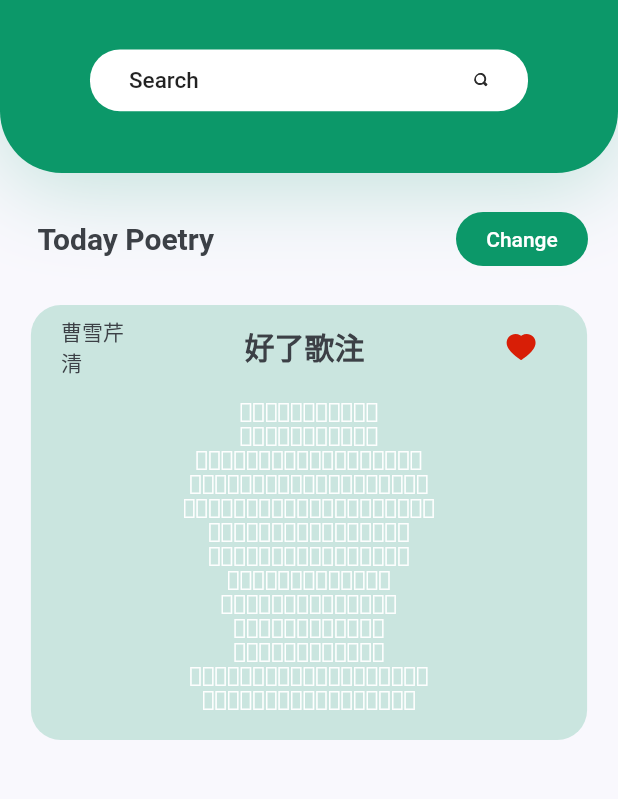
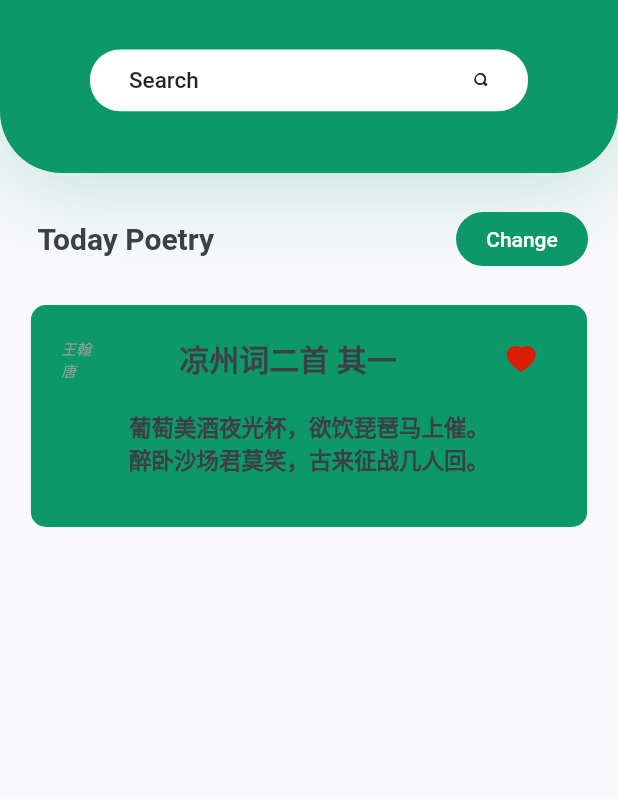
Before and after one commit to dmrasf/Verses, a Flutter app: the screen it shows after launch, on a phone screen of 412 x 824 dp, the part 220-1019 px from its top. Run offline on Flutter 3.47's test engine with Material 2 defaults, Android fonts, the phone set to English and light mode, and no system bars; our stand-ins replace flutter_svg.

Commit message:
Versec: poetry card

```diff
--- /dev/null
+++ b/lib/screens/home/components/poetry_card.dart
@@ -0,0 +1,103 @@
+import 'package:flutter/material.dart';
+import 'package:Verses/contants.dart';
+
+import 'package:flutter_svg/flutter_svg.dart';
+
+class PoetryCard extends StatelessWidget {
+  const PoetryCard({Key key, @required this.poetry}) : super(key: key);
+
+  final Map<String, dynamic> poetry;
+
+  List<InlineSpan> getContent() {
+    List<InlineSpan> contents = List<InlineSpan>();
+    String content = poetry["内容"];
+    String pattern = "。：？；！";
+    List<String> lines = List<String>();
+    String line = "";
+
+    for (var i = 0, len = content.length; i < len; ++i) {
+      if (pattern.contains(content[i])) {
+        lines.add(line + content[i] + "\n");
+        line = "";
+      } else {
+        line = line + content[i];
+      }
+    }
+
+    for (var i = 0, len = lines.length; i < len; ++i) {
+      contents.add(TextSpan(
+        text: lines[i],
+        style: TextStyle(
+          color: kTextColor,
+          fontSize: 15,
+          fontWeight: FontWeight.bold,
+        ),
+      ));
+    }
+
+    return contents;
+  }
+
+  void press() {}
+
+  @override
+  Widget build(BuildContext context) {
+    Size size = MediaQuery.of(context).size;
+    return Container(
+      margin: EdgeInsets.only(bottom: kDefaultPadding * 0.5),
+      padding: EdgeInsets.symmetric(
+        horizontal: kDefaultPadding,
+        vertical: kDefaultPadding * 0.6,
+      ),
+      width: size.width * 0.9,
+      child: Column(
+        children: [
+          Row(
+            children: [
+              RichText(
+                text: TextSpan(
+                  text: "${poetry['作者']}\n${poetry['朝代']}",
+                  style: TextStyle(
+                    fontSize: 10,
+                    fontStyle: FontStyle.italic,
+                    color: Colors.grey,
+                  ),
+                ),
+              ),
+              Spacer(),
+              Text(
+                "${poetry['题目']}",
+                style: TextStyle(
+                  fontSize: 20,
+                  fontWeight: FontWeight.bold,
+                ),
+              ),
+              Spacer(),
+              IconButton(
+                onPressed: press,
+                icon: SvgPicture.asset(
+                  "assets/icons/heart.svg",
+                  height: 20,
+                  width: 20,
+                ),
+              ),
+            ],
+          ),
+          Container(
+            padding: EdgeInsets.only(top: kDefaultPadding * 0.5),
+            child: RichText(
+              textAlign: TextAlign.center,
+              text: TextSpan(
+                children: getContent(),
+              ),
+            ),
+          ),
+        ],
+      ),
+      decoration: BoxDecoration(
+        color: kPirmaryColor,
+        borderRadius: BorderRadius.circular(10),
+      ),
+    );
+  }
+}
--- a/lib/screens/home/home_screen.dart
+++ b/lib/screens/home/home_screen.dart
@@ -1,7 +1,9 @@
 import 'package:flutter/material.dart';
 import 'package:Verses/contants.dart';
 import 'package:Verses/screens/home/components/title_and_search.dart';
+import 'package:Verses/screens/home/components/poetry_card.dart';
 import 'package:Verses/screens/home/components/today_and_more.dart';
+import 'dart:convert';
 
 import 'package:flutter_svg/flutter_svg.dart';
 
@@ -23,7 +25,10 @@ class HomeScreen extends StatelessWidget {
 
   @override
   Widget build(BuildContext context) {
-    Size size = MediaQuery.of(context).size;
+    String poetry =
+        '{ "题目": "凉州词二首 其一", "朝代": "唐", "作者": "王翰", "内容": "葡萄美酒夜光杯，欲饮琵琶马上催。醉卧沙场君莫笑，古来征战几人回。" }';
+
+    Map<String, dynamic> poe = json.decode(poetry);
     return Scaffold(
         appBar: buildAppBar(),
         body: SingleChildScrollView(
@@ -32,71 +37,7 @@ class HomeScreen extends StatelessWidget {
               children: [
                 TitleAndSearch(),
                 TodayPoetryAndMore(),
-                Container(
-                  padding: EdgeInsets.symmetric(
-                    horizontal: kDefaultPadding,
-                    vertical: kDefaultPadding * 0.2,
-                  ),
-                  width: size.width * 0.9,
-                  child: Column(
-                    children: [
-                      Row(
-                        children: [
-                          RichText(
-                            text: TextSpan(
-                              text: "曹雪芹\n清",
-                              style: Theme.of(context).textTheme.button,
-                            ),
-                          ),
-                          Spacer(),
-                          Text(
-                            "好了歌注",
-                            style: TextStyle(
-                              fontSize: 20,
-                              fontWeight: FontWeight.bold,
-                            ),
-                          ),
-                          Spacer(),
-                          IconButton(
-                            onPressed: () {},
-                            icon: SvgPicture.asset(
-                              "assets/icons/heart.svg",
-                              height: 20,
-                              width: 20,
-                            ),
-                          ),
-                        ],
-                      ),
-                      Container(
-                        padding: EdgeInsets.only(top: kDefaultPadding * 0.5),
-                        child: RichText(
-                          textAlign: TextAlign.center,
-                          text: TextSpan(
-                            children: [
-                              TextSpan(text: "陋室空堂，当年笏满床；\n"),
-                              TextSpan(text: "衰草枯杨，曾为歌舞场。\n"),
-                              TextSpan(text: "蛛丝儿结满雕梁，绿纱今又糊在蓬窗上。\n"),
-                              TextSpan(text: "说什么脂正浓，粉正香，如何两鬓又成霜？\n"),
-                              TextSpan(text: "昨日黄土陇头送白骨，今宵红灯帐底卧鸳鸯。\n"),
-                              TextSpan(text: "金满箱，银满箱，展眼乞丐人皆谤。\n"),
-                              TextSpan(text: "正叹他人命不长，那知自己归来丧！\n"),
-                              TextSpan(text: "训有方，保不定日后作强梁。\n"),
-                              TextSpan(text: "择膏粱，谁承望流落在烟花巷！\n"),
-                              TextSpan(text: "因嫌纱帽小，致使锁枷杠。\n"),
-                              TextSpan(text: "昨怜破袄寒，今嫌紫蟒长：\n"),
-                              TextSpan(text: "乱烘烘你方唱罢我登场，反认他乡是故乡。\n"),
-                              TextSpan(text: "甚荒唐，到头来都是为他人作嫁衣裳！\n"),
-                            ],
-                          ),
-                        ),
-                      ),
-                    ],
-                  ),
-                  decoration: BoxDecoration(
-                    color: kPirmaryColor.withOpacity(0.2),
-                    borderRadius: BorderRadius.circular(20),
-                  ),
-                ),
+                PoetryCard(poetry: poe),
               ],
             ),
           ),
```
